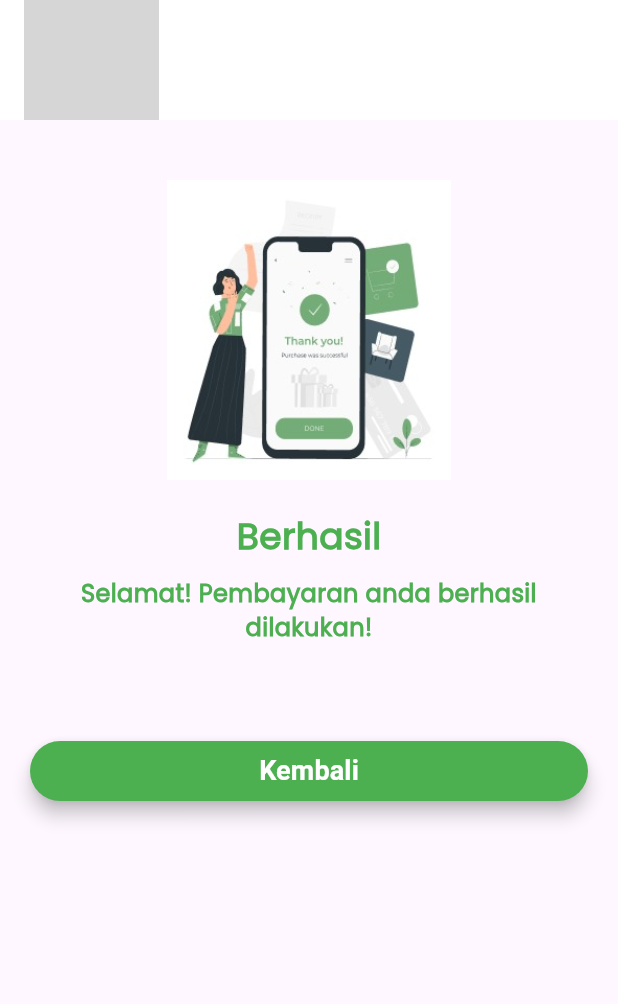
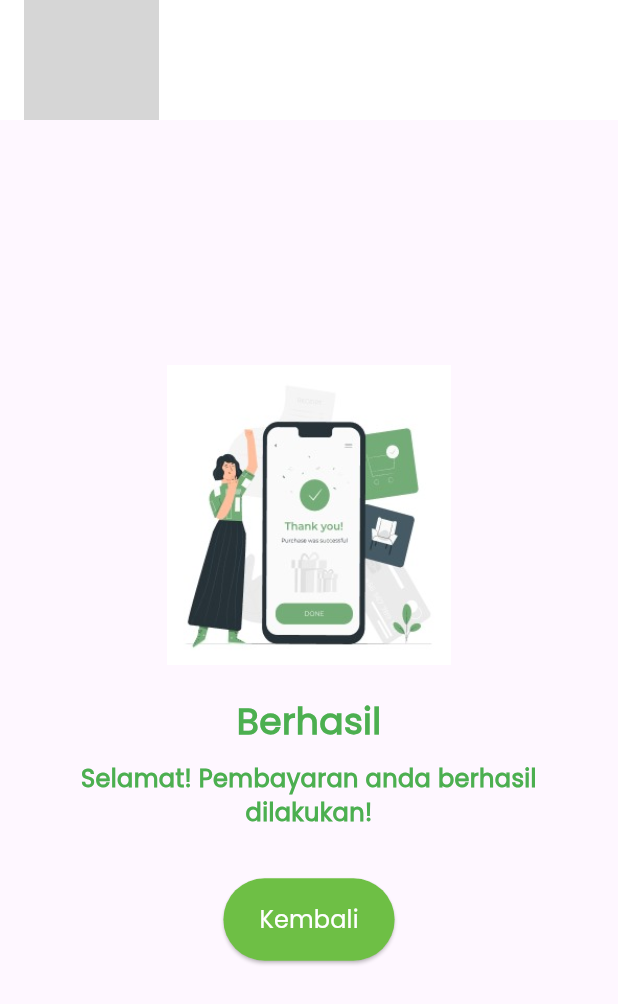
Before and after one commit to KITABERLIMA/bfarm, a Flutter app: the PembayaranBerhasil screen opened directly, on a phone screen of 412 x 824 dp. Shown: the top 1004 px of the screen. Run offline on Flutter 3.47's test engine with Material 3 defaults, Android fonts, the phone set to English and light mode, and no system bars; our stand-ins replace carousel_slider, dropdown_search, image_picker; grey boxes are pictures that could not be loaded.

Commit message:
chore: Refactor PembayaranBerhasil widget in StatusPembayaran.dart

```diff
--- a/lib/pembayaran/StatusPembayaran.dart
+++ b/lib/pembayaran/StatusPembayaran.dart
@@ -2,6 +2,8 @@ import 'package:flutter/material.dart';
 import 'total_tagihan.dart';
 
 class PembayaranBerhasil extends StatelessWidget {
+  const PembayaranBerhasil({Key? key}) : super(key: key);
+
   @override
   Widget build(BuildContext context) {
     return Scaffold(
@@ -12,20 +14,21 @@ class PembayaranBerhasil extends StatelessWidget {
         automaticallyImplyLeading: false,
         toolbarHeight: 80,
       ),
-      body: SingleChildScrollView(
+      body: Center(
+        child: SingleChildScrollView(
           child: Padding(
-          padding: const EdgeInsets.fromLTRB(20.0, 40.0, 20.0, 20.0),
+            padding: const EdgeInsets.fromLTRB(
+                20.0, 0.0, 20.0, 20.0), // Kurangi padding di bagian atas
             child: Column(
               mainAxisAlignment: MainAxisAlignment.center,
               children: <Widget>[
-              // Mengubah Icon menjadi gambar
                 Image.asset(
-                'assets/images/berhasil.png', // Ganti dengan jalur gambar Anda
+                  'assets/images/berhasil.png', // Pastikan path ini benar
                   height: 200,
                   width: 200,
                 ),
-              SizedBox(height: 20),
-              Text(
+                const SizedBox(height: 20),
+                const Text(
                   'Berhasil',
                   style: TextStyle(
                     fontSize: 24,
@@ -34,8 +37,8 @@ class PembayaranBerhasil extends StatelessWidget {
                     fontFamily: 'Poppins',
                   ),
                 ),
-              SizedBox(height: 10),
-              Text(
+                const SizedBox(height: 10),
+                const Text(
                   'Selamat! Pembayaran anda berhasil dilakukan!',
                   textAlign: TextAlign.center,
                   style: TextStyle(
@@ -45,31 +48,23 @@ class PembayaranBerhasil extends StatelessWidget {
                     fontFamily: 'Poppins',
                   ),
                 ),
-              SizedBox(height: 50),
-              Container(
-                width: double.infinity,
-                margin: EdgeInsets.symmetric(vertical: 10),
-                child: ElevatedButton(
+                const SizedBox(height: 32),
+                ElevatedButton(
                   onPressed: () {
-                    Navigator.push(
-                      context,
-                      MaterialPageRoute(builder: (context) => total_tagihan(selectedItems: 0,)),
-                    );
+                    Navigator.pop(context); // Kembali ke layar sebelumnya
                   },
-                  child: Text(
+                  style: ElevatedButton.styleFrom(
+                    padding: const EdgeInsets.symmetric(
+                        vertical: 16, horizontal: 24),
+                    backgroundColor: const Color(0xFF6EBF45),
+                  ),
+                  child: const Text(
                     'Kembali',
                     style: TextStyle(
-                      fontSize: 18,
-                      fontWeight: FontWeight.bold,
                       color: Colors.white,
-                    ),
-                  ),
-                  style: ElevatedButton.styleFrom(
-                    backgroundColor: Colors.green,
-                    shape: RoundedRectangleBorder(
-                      borderRadius: BorderRadius.circular(20),
-                    ),
-                    elevation: 5,
+                      fontSize: 16,
+                      fontFamily: 'Poppins',
+                      fontWeight: FontWeight.w500,
                     ),
                   ),
                 ),
@@ -77,6 +72,7 @@ class PembayaranBerhasil extends StatelessWidget {
             ),
           ),
         ),
+      ),
     );
   }
 }
```
Also changed, not shown: pubspec.yaml (+4 -3 lines). Lines whose indentation alone changed are shown as unchanged.
